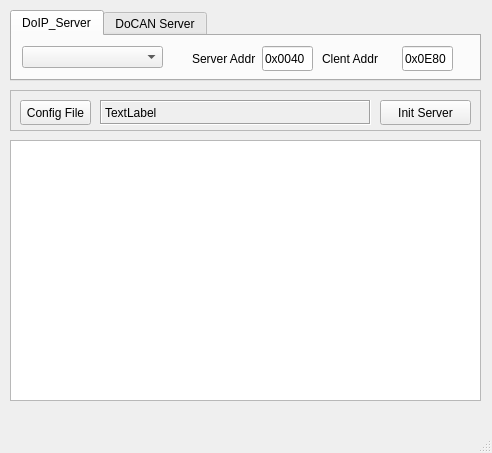
CN-CaoJun/Graphically-Configurable-UDS-Server-Emulator, file uds_server_main.ui: the form before one commit.
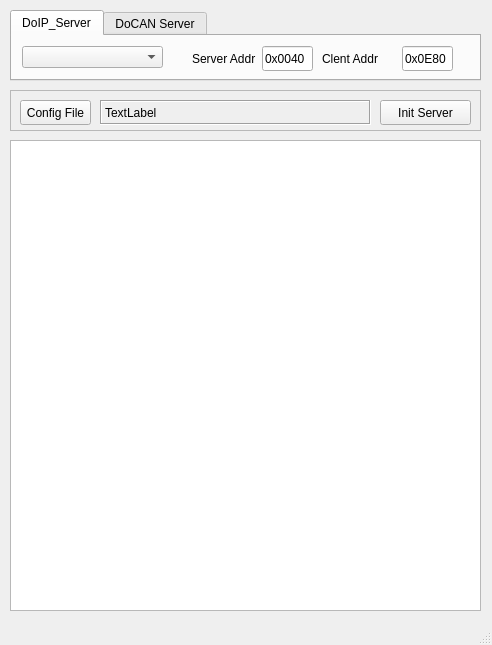
The form after the commit.

Commit message:
refactor(ui): adjust window and tracebox dimensions for better visibility
fix(doip): remove commented vehicle announcement code and clean up comments

What changed in the file:
```diff
--- a/uds_server_main.ui
+++ b/uds_server_main.ui
@@ -7,7 +7,7 @@
     <x>0</x>
     <y>0</y>
     <width>492</width>
-    <height>453</height>
+    <height>645</height>
    </rect>
   </property>
   <property name="windowTitle">
@@ -180,7 +180,7 @@
       <x>10</x>
       <y>140</y>
       <width>471</width>
-      <height>261</height>
+      <height>471</height>
      </rect>
     </property>
    </widget>
```
The commit also changes 6 other files.
